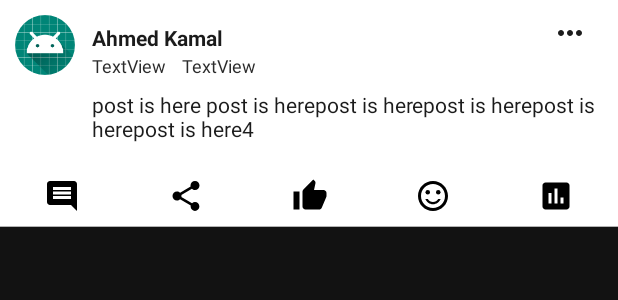
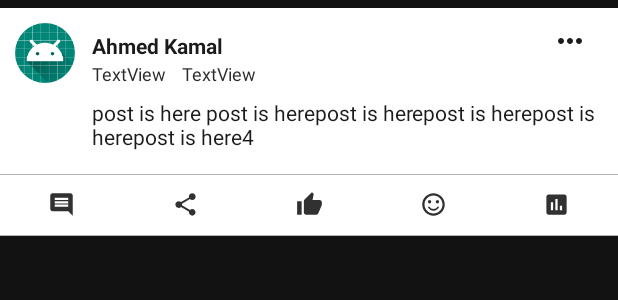
Before and after one commit to abdallahmagdy15/2HANDS_repo, an Android app: the layout fragment_post.xml on its own in the app's theme, with its tools: preview values and no code run, on a phone screen of 412 x 824 dp. Shown: the top 300 px of the screen. Run offline under Robolectric (Android 15) with nearby library versions, the phone set to English and light mode, and no system bars.

Commit message:
reacts added to xml

```diff
--- a/app/src/main/res/layout/fragment_post.xml
+++ b/app/src/main/res/layout/fragment_post.xml
@@ -6,6 +6,8 @@
     android:id="@+id/postContainer"
     android:layout_width="match_parent"
     android:layout_height="wrap_content"
+    android:layout_marginTop="5dp"
+    android:layout_marginBottom="5dp"
     android:background="#FFFFFF"
     android:orientation="vertical">
 
@@ -99,6 +101,11 @@
 
     </LinearLayout>
 
+    <View
+        android:layout_width="match_parent"
+        android:layout_height=".7dp"
+        android:background="#B3B3B3" />
+
     <LinearLayout
         android:layout_width="match_parent"
         android:layout_height="40dp"
@@ -110,10 +117,13 @@
             android:layout_width="wrap_content"
             android:layout_height="wrap_content"
             android:layout_weight="1"
-            android:backgroundTint="#008B8B8B"
+            android:backgroundTint="#003C3C3C"
+            android:hapticFeedbackEnabled="true"
             app:icon="@drawable/ic_comment_black_24dp"
             app:iconGravity="textStart"
-            app:iconPadding="0dp" />
+            app:iconPadding="0dp"
+            app:iconSize="18dp"
+            app:iconTint="#313131" />
 
         <Button
             android:id="@+id/shareBtn"
@@ -121,10 +131,13 @@
             android:layout_width="wrap_content"
             android:layout_height="wrap_content"
             android:layout_weight="1"
-            android:backgroundTint="#00000000"
+            android:backgroundTint="#003C3C3C"
+            android:hapticFeedbackEnabled="true"
             app:icon="@drawable/ic_share_black_24dp"
             app:iconGravity="textStart"
-            app:iconPadding="0dp" />
+            app:iconPadding="0dp"
+            app:iconSize="18dp"
+            app:iconTint="#313131" />
 
         <Button
             android:id="@+id/likeBtn"
@@ -132,10 +145,13 @@
             android:layout_width="wrap_content"
             android:layout_height="wrap_content"
             android:layout_weight="1"
-            android:backgroundTint="#00000000"
+            android:backgroundTint="#003C3C3C"
+            android:hapticFeedbackEnabled="true"
             app:icon="@drawable/ic_thumb_up_black_24dp"
             app:iconGravity="textStart"
-            app:iconPadding="0dp" />
+            app:iconPadding="0dp"
+            app:iconSize="18dp"
+            app:iconTint="#313131" />
 
         <Button
             android:id="@+id/helpBtn"
@@ -143,10 +159,13 @@
             android:layout_width="wrap_content"
             android:layout_height="wrap_content"
             android:layout_weight="1"
-            android:backgroundTint="#00000000"
+            android:backgroundTint="#003C3C3C"
+            android:hapticFeedbackEnabled="true"
             app:icon="@drawable/ic_sentiment_satisfied_black_24dp"
             app:iconGravity="textStart"
-            app:iconPadding="0dp" />
+            app:iconPadding="0dp"
+            app:iconSize="18dp"
+            app:iconTint="#313131" />
 
         <Button
             android:id="@+id/ratingsBtn"
@@ -154,14 +173,16 @@
             android:layout_width="wrap_content"
             android:layout_height="wrap_content"
             android:layout_weight="1"
-            android:backgroundTint="#00000000"
+            android:backgroundTint="#003C3C3C"
+            android:hapticFeedbackEnabled="true"
             app:icon="@drawable/ic_poll_black_24dp"
             app:iconGravity="textStart"
-            app:iconPadding="0dp" />
+            app:iconPadding="0dp"
+            app:iconSize="18dp"
+            app:iconTint="#313131" />
     </LinearLayout>
 
     <View
-        android:id="@+id/postSeparate"
         android:layout_width="match_parent"
         android:layout_height=".7dp"
         android:background="#B3B3B3" />
```
